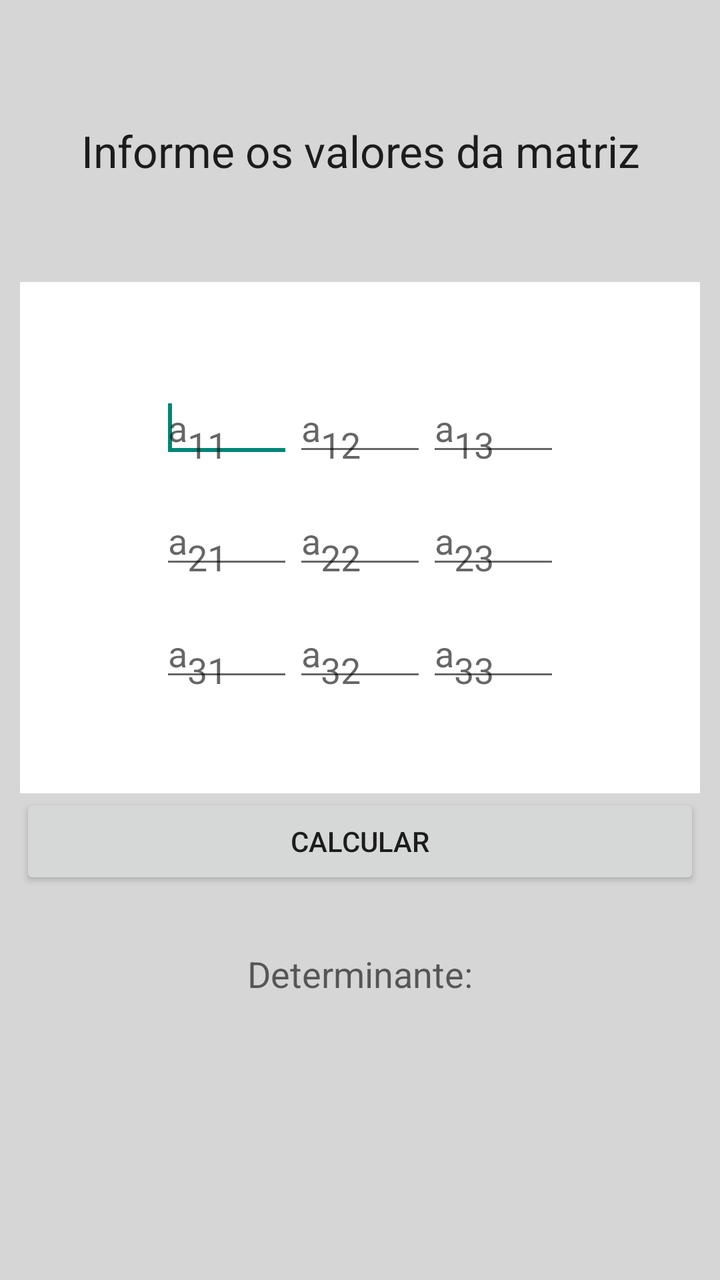
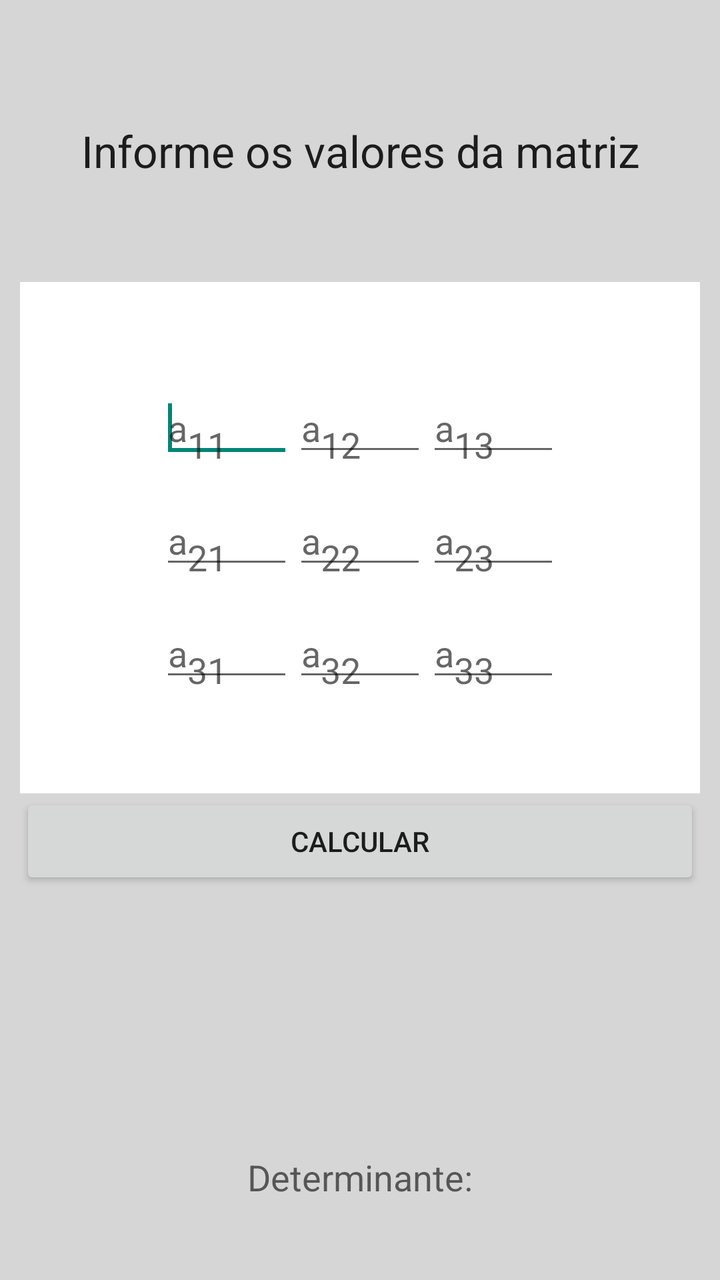

Before-and-after screenshots of an Android layout around one commit, followed by the original layout XML and the change that was made.
<!-- AndroidManifest.xml: application theme AppTheme -->
<!-- res/layout/det3.xml -->
<?xml version="1.0" encoding="utf-8"?>

<LinearLayout xmlns:android="http://schemas.android.com/apk/res/android"
    android:layout_width="match_parent"
    android:layout_height="match_parent"
    android:background="#d6d6d6"
    android:gravity="center_vertical|center_horizontal"
    android:orientation="vertical"
    android:padding="10dp" >

    <TextView
        android:id="@+id/textView1"
        android:layout_width="wrap_content"
        android:layout_height="wrap_content"
        android:layout_weight="1"
        android:gravity="center_vertical|center_horizontal"
        android:text="@string/val"
        android:textAppearance="?android:attr/textAppearanceLarge" />

    <LinearLayout
        android:layout_width="match_parent"
        android:layout_height="wrap_content"
        android:layout_weight="1"
        android:background="#ffffff"
        android:gravity="center_vertical|center_horizontal"
        android:orientation="vertical" >

        <LinearLayout
            android:layout_width="200dp"
            android:layout_height="wrap_content" >

            <EditText
                android:id="@+id/det3_00"
                android:layout_width="wrap_content"
                android:layout_height="wrap_content"
                android:layout_weight="1"
                android:ems="10"
                android:hint="@string/a00"
                android:inputType="numberDecimal|numberSigned" >

                <requestFocus />
            </EditText>

            <EditText
                android:id="@+id/det3_01"
                android:layout_width="wrap_content"
                android:layout_height="wrap_content"
                android:layout_weight="1"
                android:ems="10"
                android:hint="@string/a01"
                android:inputType="numberDecimal|numberSigned" />

            <EditText
                android:id="@+id/det3_02"
                android:layout_width="wrap_content"
                android:layout_height="wrap_content"
                android:layout_weight="1"
                android:ems="10"
                android:hint="@string/a02"
                android:inputType="numberDecimal|numberSigned" />
        </LinearLayout>

        <LinearLayout
            android:layout_width="200dp"
            android:layout_height="wrap_content"
            android:layout_marginTop="15dp" >

            <EditText
                android:id="@+id/det3_10"
                android:layout_width="wrap_content"
                android:layout_height="wrap_content"
                android:layout_weight="1"
                android:ems="10"
                android:hint="@string/a10"
                android:inputType="numberDecimal|numberSigned" />

            <EditText
                android:id="@+id/det3_11"
                android:layout_width="match_parent"
                android:layout_height="wrap_content"
                android:layout_weight="1"
                android:ems="10"
                android:hint="@string/a11"
                android:inputType="numberDecimal|numberSigned" />

            <EditText
                android:id="@+id/det3_12"
                android:layout_width="wrap_content"
                android:layout_height="wrap_content"
                android:layout_weight="1"
                android:ems="10"
                android:hint="@string/a12"
                android:inputType="numberDecimal|numberSigned" />
        </LinearLayout>

        <LinearLayout
            android:layout_width="200dp"
            android:layout_height="wrap_content"
            android:layout_marginTop="15dp" >

            <EditText
                android:id="@+id/det3_20"
                android:layout_width="wrap_content"
                android:layout_height="wrap_content"
                android:layout_weight="1"
                android:ems="10"
                android:hint="@string/a20"
                android:inputType="numberDecimal|numberSigned" />

            <EditText
                android:id="@+id/det3_21"
                android:layout_width="wrap_content"
                android:layout_height="wrap_content"
                android:layout_weight="1"
                android:ems="10"
                android:hint="@string/a21"
                android:inputType="numberDecimal|numberSigned" />

            <EditText
                android:id="@+id/det3_22"
                android:layout_width="wrap_content"
                android:layout_height="wrap_content"
                android:layout_weight="1"
                android:ems="10"
                android:hint="@string/a22"
                android:inputType="numberDecimal|numberSigned" />
        </LinearLayout>
    </LinearLayout>

    <Button
        android:id="@+id/btnCalcDet3"
        android:layout_width="match_parent"
        android:layout_height="wrap_content"
        android:text="@string/calc" />

    <LinearLayout
        android:layout_width="match_parent"
        android:layout_height="wrap_content"
        android:layout_weight="1"
        android:orientation="vertical" >

        <TextView
            android:id="@+id/textView2"
            android:layout_width="wrap_content"
            android:layout_height="wrap_content"
            android:layout_gravity="center_horizontal"
            android:layout_marginTop="30dp"
            android:text="@string/det"
            android:textAppearance="?android:attr/textAppearanceMedium" />

        <TextView
            android:id="@+id/txtResDet3"
            android:layout_width="wrap_content"
            android:layout_height="wrap_content"
            android:layout_gravity="center_horizontal"
            android:textAppearance="?android:attr/textAppearanceLarge" />
    </LinearLayout>

</LinearLayout>
<!-- resources referenced by this layout -->
<resources>
  <string name="a00">a<sub>11</sub></string>
  <string name="a01">a<sub>12</sub></string>
  <string name="a02">a<sub>13</sub></string>
  <string name="a10">a<sub>21</sub></string>
  <string name="a11">a<sub>22</sub></string>
  <string name="a12">a<sub>23</sub></string>
  <string name="a20">a<sub>31</sub></string>
  <string name="a21">a<sub>32</sub></string>
  <string name="a22">a<sub>33</sub></string>
  <string name="calc">Calcular</string>
  <string name="det">Determinante:</string>
  <string name="val">Informe os valores da matriz</string>
  <style name="AppTheme" parent="Theme.AppCompat.Light.DarkActionBar">
          
      </style>
</resources>

<!-- the commit's change to res/layout/det3.xml (unified diff, before → after) -->
@@ -137,6 +137,7 @@
         android:layout_width="match_parent"
         android:layout_height="wrap_content"
         android:layout_weight="1"
+        android:gravity="bottom"
         android:orientation="vertical" >
 
         <TextView
